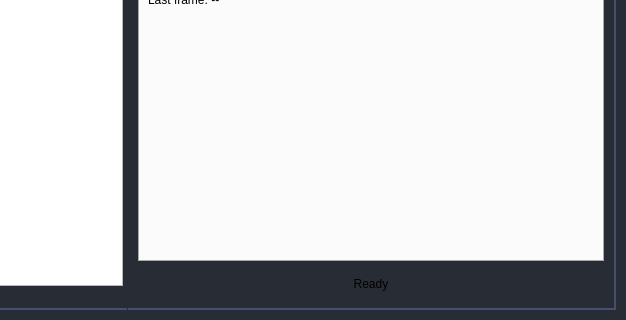
First picture: the form in ui/PageHome.ui, repository bruceking0825/PVA_DualCam, before the edit; both pictures show x 474 to 1100 and y 335 to 655 of the 1100 by 655 pixel window.
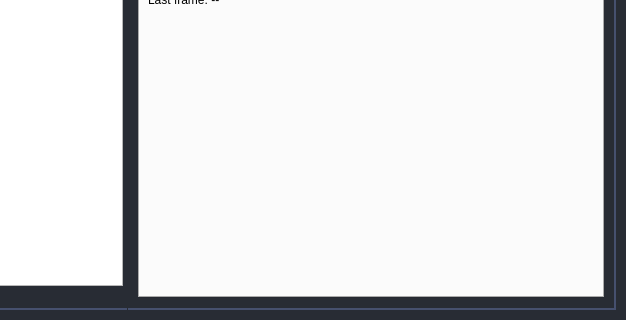
Second picture: the form after the edit. Icons and pictures are not drawn. Custom widgets are drawn as their Qt base class.

Commit message: win32 debug ready

```diff
--- a/ui/PageHome.ui
+++ b/ui/PageHome.ui
@@ -641,25 +641,6 @@
          </widget>
         </widget>
        </item>
-       <item>
-        <widget class="QLabel" name="lblStatus">
-         <property name="minimumSize">
-          <size>
-           <width>0</width>
-           <height>28</height>
-          </size>
-         </property>
-         <property name="text">
-          <string>Ready</string>
-         </property>
-         <property name="alignment">
-          <set>Qt::AlignmentFlag::AlignCenter</set>
-         </property>
-         <property name="wordWrap">
-          <bool>true</bool>
-         </property>
-        </widget>
-       </item>
       </layout>
      </widget>
     </widget>
```
The commit also changes 18 other files.
